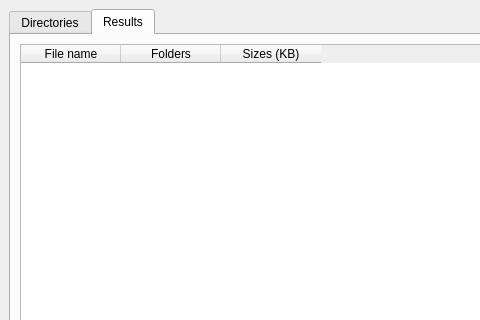
Above: src/main_window.ui from adam-choragwicki/DuplicateFileFinder_Qt_Cplusplus before the change; both pictures show x 0 to 480 and y 0 to 320 of the 1300 by 589 pixel window. Below: the same form after it.
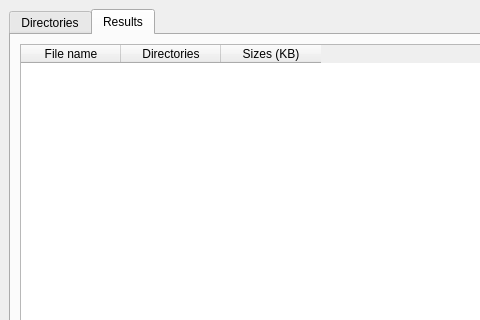
That is the form after the change. The open tabs and pages were chosen to show the change.

Commit message: Improve result tab behavior

```diff
--- a/src/main_window.ui
+++ b/src/main_window.ui
@@ -154,7 +154,7 @@
           </column>
           <column>
            <property name="text">
-            <string>Folders</string>
+            <string>Directories</string>
            </property>
           </column>
           <column>
```
The commit also changes 3 other files.
